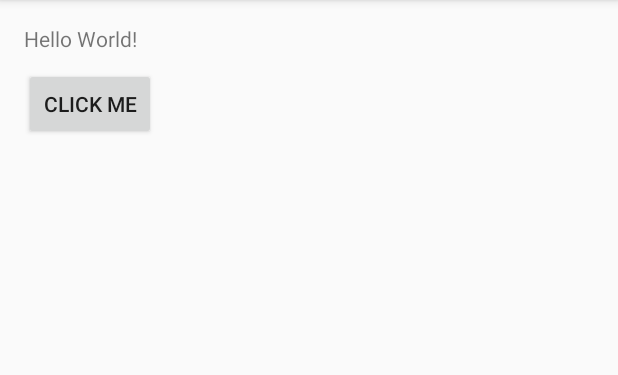
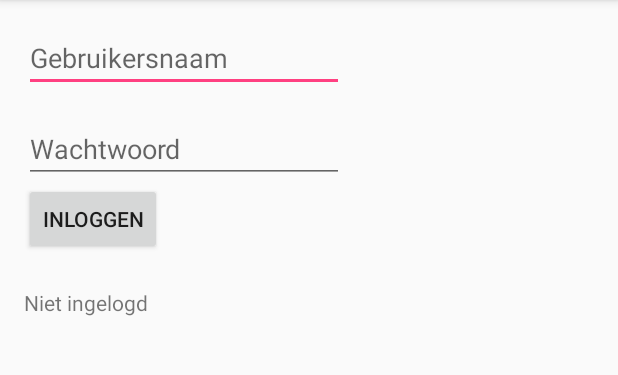
Before and after one commit to NataliaKuz/StudentProject, an Android app: the screen it shows after launch (MainActivity), on a phone screen of 412 x 824 dp, the part 84-459 px from its top. Run offline under Robolectric (Android 15) with nearby library versions, the phone set to English and light mode, and no system bars.

Commit message:
Updated first view to have a login.

```diff
--- a/Source/PatientHelper/app/src/main/java/com/rsgtrijks/student/patienthelper/MainActivity.java
+++ b/Source/PatientHelper/app/src/main/java/com/rsgtrijks/student/patienthelper/MainActivity.java
@@ -4,6 +4,7 @@ import android.support.v7.app.AppCompatActivity;
 import android.os.Bundle;
 import android.view.View;
 import android.widget.Button;
+import android.widget.EditText;
 import android.widget.TextView;
 
 public class MainActivity extends AppCompatActivity {
@@ -20,25 +21,23 @@ public class MainActivity extends AppCompatActivity {
         setContentView(R.layout.activity_main);
 
         // retrieving the button to interact with it
-        Button button = (Button) findViewById(R.id.button);
+        Button button = (Button) findViewById(R.id.loginButton);
+        final TextView resultTextView = (TextView) findViewById(R.id.result);
+        final EditText userNameField = (EditText) findViewById(R.id.usernameField);
+        final EditText passwordField = (EditText) findViewById(R.id.passwordField);
 
         // creating a click listener
         View.OnClickListener buttonClickListener = new View.OnClickListener() {
+            @Override
+            public void onClick(View view) {
+                String username = userNameField.getText().toString();
+                String password = passwordField.getText().toString();
 
-            // this method will be invoked once the button is clicked
-            @Override
-            public void onClick(View v) {
-                // add one to our count
-                clickCount = clickCount + 1;
-
-                // prepare another variable that represents text (String)
-                String text = "Button clicked: " + clickCount;
-
-                // retrieving another component: textView to interact with it
-                TextView textView = (TextView) findViewById(R.id.textView);
-
-                // connect the text with the textView
-                textView.setText(text);
+                if (username.equals("Stefanie") && password.equals("Welkom123")) {
+                    resultTextView.setText("Ingelogd");
+                } else {
+                    resultTextView.setText("Foute login");
+                }
             }
         };
 
--- a/Source/PatientHelper/app/src/main/res/layout/activity_main.xml
+++ b/Source/PatientHelper/app/src/main/res/layout/activity_main.xml
@@ -10,19 +10,41 @@ android:paddingRight="@dimen/activity_horizontal_margin"
 android:paddingTop="@dimen/activity_vertical_margin"
 tools:context="com.rsgtrijks.student.patienthelper.MainActivity">
 
-<TextView
+    <EditText
         android:layout_width="wrap_content"
         android:layout_height="wrap_content"
-    android:text="Hello World!"
-    android:id="@+id/textView"/>
+        android:inputType="textPersonName"
+        android:ems="10"
+        android:id="@+id/usernameField"
+        android:layout_alignParentStart="true"
+        android:hint="Gebruikersnaam"/>
+
+    <EditText
+        android:layout_width="wrap_content"
+        android:layout_height="wrap_content"
+        android:inputType="textPassword"
+        android:ems="10"
+        android:layout_below="@+id/usernameField"
+        android:layout_alignEnd="@+id/usernameField"
+        android:layout_marginTop="15dp"
+        android:id="@+id/passwordField"
+        android:hint="Wachtwoord"/>
 
     <Button
-    android:text="Click me"
+        android:text="Inloggen"
         android:layout_width="wrap_content"
         android:layout_height="wrap_content"
-    android:layout_below="@+id/textView"
+        android:id="@+id/loginButton"
+        android:layout_below="@+id/passwordField"
+        android:layout_alignParentStart="true"/>
+
+    <TextView
+        android:text="Niet ingelogd"
+        android:layout_width="wrap_content"
+        android:layout_height="wrap_content"
+        android:layout_below="@+id/loginButton"
         android:layout_alignParentStart="true"
-    android:layout_marginTop="10dp"
-    android:id="@+id/button"
-    />
+        android:layout_marginTop="22dp"
+        android:id="@+id/result"
+        android:layout_alignParentEnd="true"/>
 </RelativeLayout>
```
Lines whose indentation alone changed are shown as unchanged.
